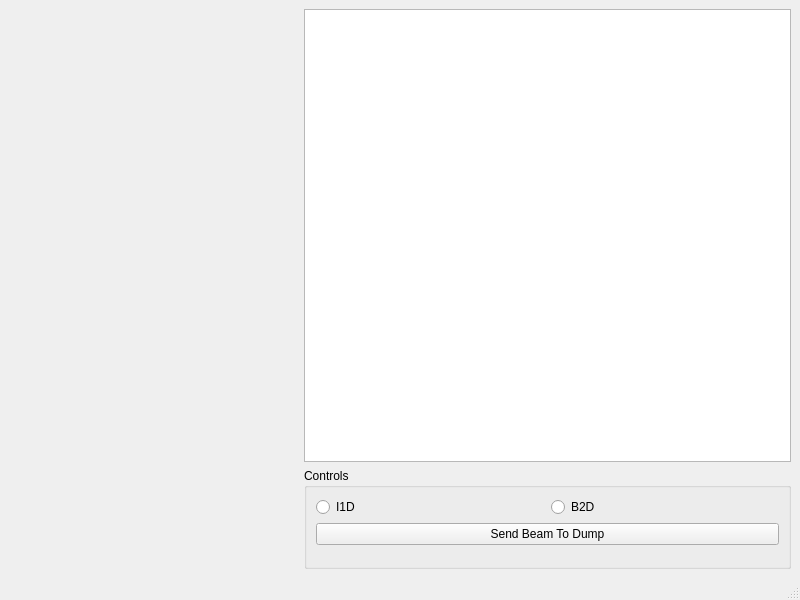
First picture: the form in esme/gui/ui/lps.ui, repository st-walker/esme, before the edit.
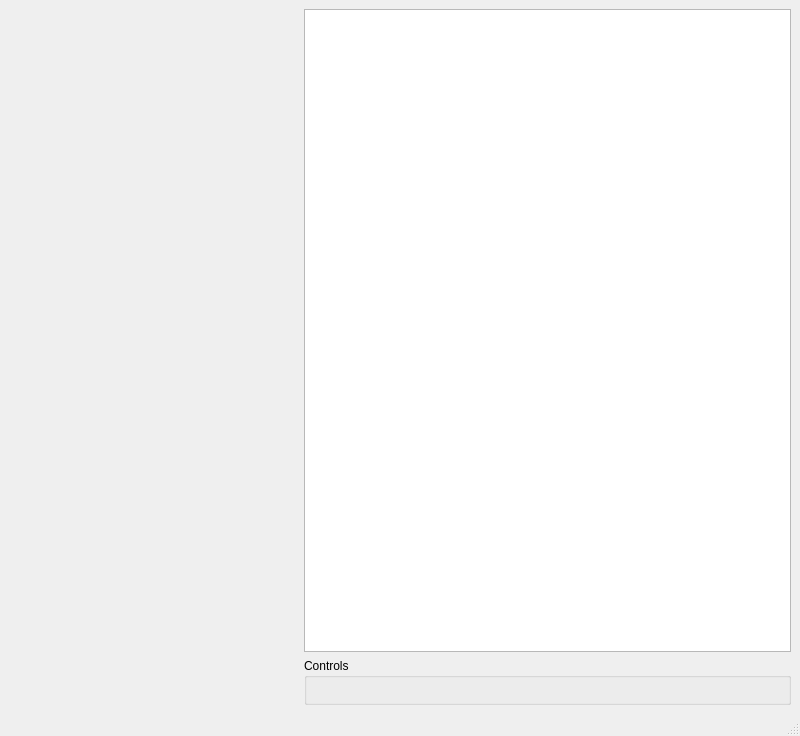
Second picture: the form after the edit. Custom widgets are drawn as their Qt base class.

```diff
--- a/esme/gui/ui/lps.ui
+++ b/esme/gui/ui/lps.ui
@@ -7,7 +7,7 @@
     <x>0</x>
     <y>0</y>
     <width>800</width>
-    <height>600</height>
+    <height>604</height>
    </rect>
   </property>
   <property name="windowTitle">
@@ -37,6 +37,16 @@
         </property>
        </widget>
       </item>
+      <item>
+       <widget class="GraphicsLayoutWidget" name="beta_pixel_size_plot" native="true">
+        <property name="minimumSize">
+         <size>
+          <width>289</width>
+          <height>169</height>
+         </size>
+        </property>
+       </widget>
+      </item>
       <item>
        <widget class="GraphicsLayoutWidget" name="image_plot" native="true">
         <property name="minimumSize">
@@ -85,32 +95,11 @@
          <string>Controls</string>
         </property>
         <layout class="QGridLayout" name="gridLayout">
-         <item row="0" column="1">
-          <widget class="QRadioButton" name="radioButton_2">
-           <property name="text">
-            <string>B2D</string>
-           </property>
-          </widget>
-         </item>
-         <item row="3" column="0" colspan="2">
-          <widget class="TDSControl" name="tds_panel" native="true"/>
-         </item>
-         <item row="2" column="0" colspan="2">
+         <item row="0" column="0" colspan="2">
           <widget class="ScannerControl" name="scanner_panel" native="true"/>
          </item>
          <item row="1" column="0" colspan="2">
-          <widget class="QPushButton" name="pushButton">
-           <property name="text">
-            <string>Send Beam To Dump</string>
-           </property>
-          </widget>
-         </item>
-         <item row="0" column="0">
-          <widget class="QRadioButton" name="radioButton">
-           <property name="text">
-            <string>I1D</string>
-           </property>
-          </widget>
+          <widget class="TDSControl" name="tds_panel" native="true"/>
          </item>
         </layout>
        </widget>
```
